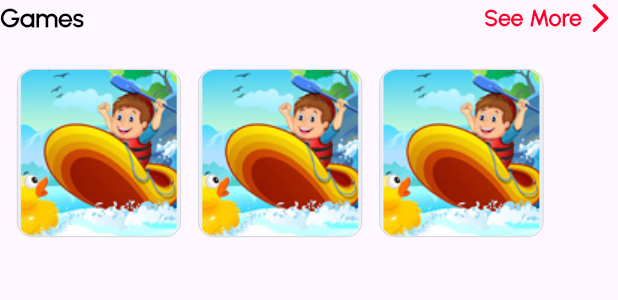
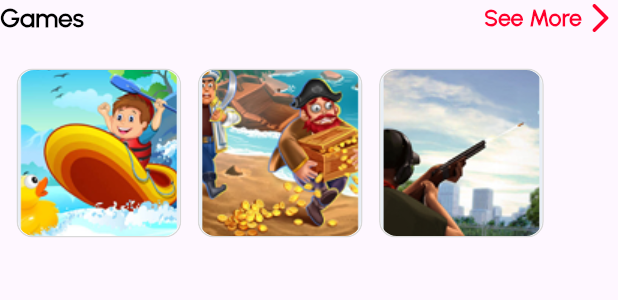
Before and after one commit to nahidhasannoyon/symphony_app, a Flutter app: the GamesWid widget shown alone on an empty page, opened directly, on a phone screen of 412 x 824 dp. Shown: the top 300 px of the screen. Run offline on Flutter 3.47's test engine with Material 3 defaults, Android fonts, the phone set to English and light mode, and no system bars; our stand-ins replace flutter_map, flutter_screenutil, geolocator, get, latlong2.

Commit message:
feat: add dynamic games feature with repository, model, and UI integration

```diff
--- a/lib/app/core/constants/assets.dart
+++ b/lib/app/core/constants/assets.dart
@@ -1,6 +1,10 @@
 // ignore_for_file: prefer_single_quotes
 class Asset {
   Asset._();
+
+  /// Assets for dataGames
+  /// assets/data/games.json
+  static const String dataGames = "assets/data/games.json";
 
   /// Assets for dataTrendingItems
   /// assets/data/trending_items.json
--- /dev/null
+++ b/lib/app/data/models/game_model.dart
@@ -0,0 +1,23 @@
+import 'dart:convert';
+
+List<GameItem> gameItemFromJson(String str) =>
+    List<GameItem>.from(json.decode(str).map((x) => GameItem.fromJson(x)));
+
+String gameItemToJson(List<GameItem> data) =>
+    json.encode(List<dynamic>.from(data.map((x) => x.toJson())));
+
+class GameItem {
+  final String imageUrl;
+
+  GameItem({
+    required this.imageUrl,
+  });
+
+  factory GameItem.fromJson(Map<String, dynamic> json) => GameItem(
+        imageUrl: json["imageUrl"],
+      );
+
+  Map<String, dynamic> toJson() => {
+        "imageUrl": imageUrl,
+      };
+}
--- /dev/null
+++ b/lib/app/data/repositories/games_repository.dart
@@ -0,0 +1,19 @@
+import 'package:flutter/foundation.dart';
+import 'package:flutter/services.dart' show rootBundle;
+import 'package:symphony_app/app/core/constants/assets.dart';
+import 'package:symphony_app/app/data/models/game_model.dart';
+
+class GamesRepository {
+  Future<List<GameItem>> fetchGames() async {
+    try {
+      final String response = await rootBundle.loadString(Asset.dataGames);
+
+      return gameItemFromJson(response);
+    } catch (e) {
+      if (kDebugMode) {
+        print("Error loading games: $e");
+      }
+      return [];
+    }
+  }
+}
--- a/lib/app/modules/home/home_controller.dart
+++ b/lib/app/modules/home/home_controller.dart
@@ -1,38 +1,53 @@
 import 'package:flutter/foundation.dart';
 import 'package:get/get.dart';
+import 'package:symphony_app/app/data/models/game_model.dart';
 import 'package:symphony_app/app/data/models/trending_item_model.dart';
+import 'package:symphony_app/app/data/repositories/games_repository.dart';
 import 'package:symphony_app/app/data/repositories/trending_items_repository.dart';
 
 class HomeController extends GetxController {
-  final TrendingItemsRepository _repository = TrendingItemsRepository();
-  var trendingItems = <TrendingItem>[].obs;
-  var isLoading = true.obs;
+  final GamesRepository _gamesRepository = GamesRepository();
+  final TrendingItemsRepository _trendingItemsRepository =
+      TrendingItemsRepository();
+
+  RxList<GameItem> gamesList = <GameItem>[].obs;
+  RxList<TrendingItem> trendingItemsList = <TrendingItem>[].obs;
+
+  RxBool isLoadingGames = false.obs;
+  RxBool isLoadingTrending = false.obs;
 
   @override
   void onInit() {
+    fetchGames();
+    fetchTrendingItems();
     super.onInit();
-    fetchTrendingItems();
+  }
+
+  Future<void> fetchGames() async {
+    try {
+      isLoadingGames(true);
+      final items = await _gamesRepository.fetchGames();
+      gamesList.assignAll(items);
+    } catch (e) {
+      if (kDebugMode) {
+        print("Error fetching games: $e");
+      }
+    } finally {
+      isLoadingGames(false);
+    }
   }
 
   Future<void> fetchTrendingItems() async {
     try {
-      isLoading(true);
-      if (kDebugMode) {
-        print("Fetching trending items...");
-      }
-
-      final items = await _repository.fetchTrendingItems();
-      if (kDebugMode) {
-        print("Fetched items: ${items.length}");
-      }
-
-      trendingItems.assignAll(items);
+      isLoadingTrending(true);
+      final items = await _trendingItemsRepository.fetchTrendingItems();
+      trendingItemsList.assignAll(items);
     } catch (e) {
       if (kDebugMode) {
-        print("Error fetching items: $e");
+        print("Error fetching trending items: $e");
       }
     } finally {
-      isLoading(false);
+      isLoadingTrending(false);
     }
   }
 }
--- a/lib/app/modules/home/home_page.dart
+++ b/lib/app/modules/home/home_page.dart
@@ -18,6 +18,7 @@ class HomePage extends GetView<HomeController> {
 
   @override
   Widget build(BuildContext context) {
+    Get.put(HomeController());
     return SafeArea(
       child: Scaffold(
         backgroundColor: AppColor.bodyBg,
--- a/lib/app/modules/home/widgets/games_wid.dart
+++ b/lib/app/modules/home/widgets/games_wid.dart
@@ -1,8 +1,9 @@
 import 'package:flutter/material.dart';
 import 'package:flutter_screenutil/flutter_screenutil.dart';
-import 'package:symphony_app/app/core/constants/assets.dart';
+import 'package:get/get.dart';
 import 'package:symphony_app/app/core/constants/colors.dart';
 import 'package:symphony_app/app/core/widgets/cus_text_widget.dart';
+import 'package:symphony_app/app/modules/home/home_controller.dart';
 
 class GamesWid extends StatelessWidget {
   const GamesWid({
@@ -11,6 +12,7 @@ class GamesWid extends StatelessWidget {
 
   @override
   Widget build(BuildContext context) {
+    final HomeController homeCtrl = Get.find<HomeController>();
     return Column(
       crossAxisAlignment: CrossAxisAlignment.start,
       mainAxisAlignment: MainAxisAlignment.start,
@@ -41,7 +43,16 @@ class GamesWid extends StatelessWidget {
           ],
         ),
         SizedBox(height: 10.h),
-        SizedBox(
+        Obx(() {
+          if (homeCtrl.isLoadingGames.value) {
+            return const Center(child: CircularProgressIndicator());
+          }
+
+          if (homeCtrl.gamesList.isEmpty) {
+            return const Center(child: Text("No Games Available"));
+          }
+
+          return SizedBox(
             height: 126.h,
             child: ListView.builder(
               padding: EdgeInsets.all(10.w),
@@ -49,6 +60,7 @@ class GamesWid extends StatelessWidget {
               itemCount: 3,
               shrinkWrap: true,
               itemBuilder: (context, index) {
+                final game = homeCtrl.gamesList[index];
                 return Padding(
                   padding: EdgeInsets.only(right: 10.w),
                   child: ClipRRect(
@@ -67,10 +79,10 @@ class GamesWid extends StatelessWidget {
                       ),
                       child: ClipRRect(
                         borderRadius: BorderRadius.circular(10.r),
-                      child: const Image(
+                        child: Image(
                           fit: BoxFit.cover,
                           image: AssetImage(
-                          Asset.imagesGamesGame1,
+                            game.imageUrl,
                           ),
                         ),
                       ),
@@ -79,7 +91,8 @@ class GamesWid extends StatelessWidget {
                 );
               },
             ),
-        ),
+          );
+        }),
       ],
     );
   }
```
Also changed, not shown: assets/data/games.json (added, +11 -0 lines), lib/app/modules/home/widgets/trending_items_wid.dart (+4 -4 lines). Lines whose indentation alone changed are shown as unchanged.
